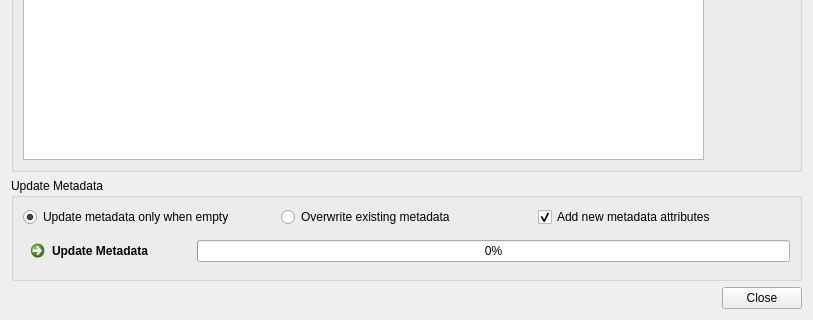
Before: the Qt Designer form app/corpus/utilities/DecodeFilenameToMetadataDialog.ui in praaline/Praaline, drawn with Qt 5; both pictures show x 0 to 813 and y 224 to 544 of the 813 by 544 pixel window.
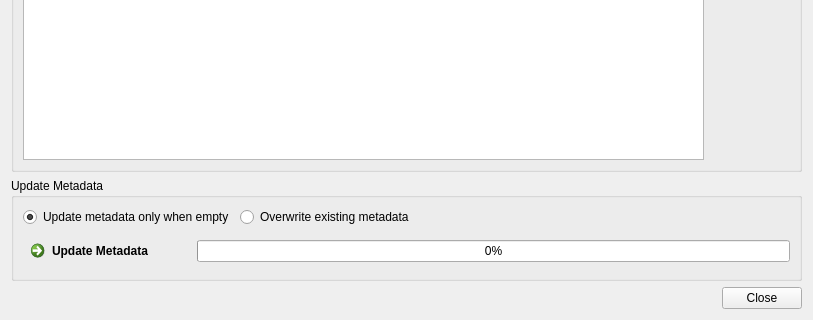
After: the same form once the commit is applied.

Commit message: Decode filename to metadata Utilities in corpus explorer

```diff
--- a/app/corpus/utilities/DecodeFilenameToMetadataDialog.ui
+++ b/app/corpus/utilities/DecodeFilenameToMetadataDialog.ui
@@ -72,16 +72,6 @@
         </property>
        </widget>
       </item>
-      <item row="1" column="2">
-       <widget class="QCheckBox" name="checkBoxCreateAttributes">
-        <property name="text">
-         <string>Add new metadata attributes</string>
-        </property>
-        <property name="checked">
-         <bool>true</bool>
-        </property>
-       </widget>
-      </item>
       <item row="3" column="0" colspan="3">
        <layout class="QGridLayout" name="gridLayout">
         <item row="0" column="0">
@@ -100,6 +90,19 @@
         </item>
        </layout>
       </item>
+      <item row="1" column="2">
+       <spacer name="horizontalSpacer_2">
+        <property name="orientation">
+         <enum>Qt::Horizontal</enum>
+        </property>
+        <property name="sizeHint" stdset="0">
+         <size>
+          <width>40</width>
+          <height>20</height>
+         </size>
+        </property>
+       </spacer>
+      </item>
      </layout>
     </widget>
    </item>
```
Left out of the diff: 23 changed lines with no effect on the pictures. The commit also changes 17 other files.
